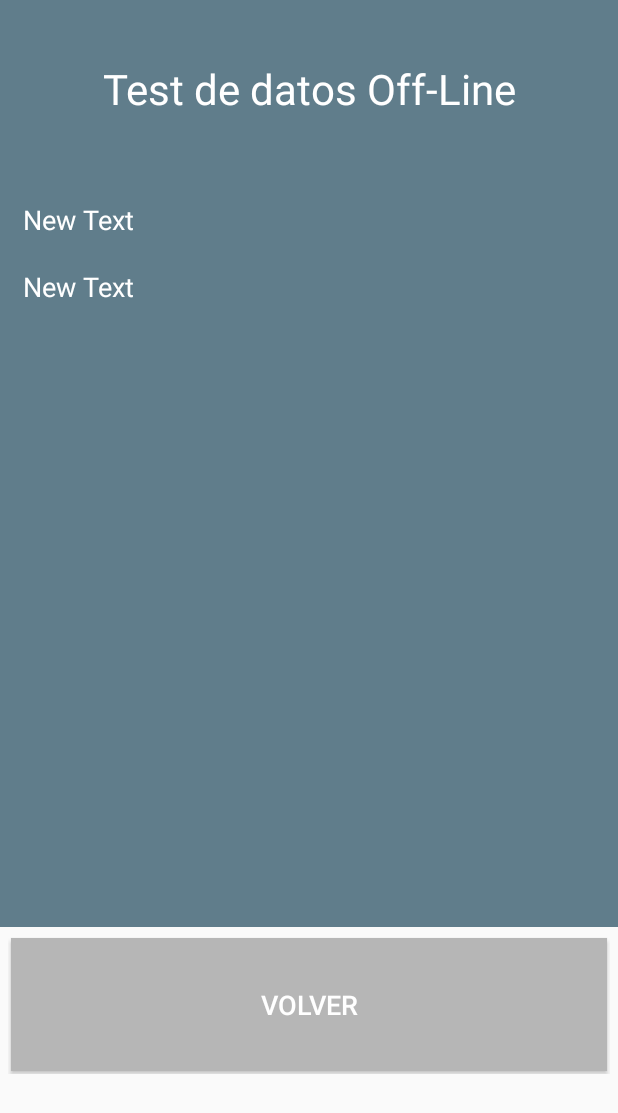
After one commit to elPintozo/MyApp, an Android app: the layout activity_test_controller.xml on its own in the app's theme, with its tools: preview values and no code run, on a phone screen of 412 x 824 dp. The commit adds this screen. Shown: the top 1113 px of the screen. Run offline under Robolectric (Android 15) with nearby library versions, the phone set to English and light mode, and no system bars.

Commit message:
se añadio los primeros datos a la bd interna del smartphone, se añadio la vista test para rastrear la bd

```diff
--- a/app/src/main/java/Model/Ejercicio.java
+++ b/app/src/main/java/Model/Ejercicio.java
@@ -13,7 +13,7 @@ public class Ejercicio {
     public ImageView imagenEjercicio;
     public int estado;
 
-    public Ejercicio(int idMusculo, int idEjercicio, String nombreEjercicio, String detalleEjercicio, int estado) {
+    public Ejercicio(int idEjercicio, int idMusculo, String nombreEjercicio, String detalleEjercicio, int estado) {
         this.idMusculo = idMusculo;
         this.idEjercicio = idEjercicio;
         this.nombreEjercicio = nombreEjercicio;
--- /dev/null
+++ b/app/src/main/res/layout/activity_test_controller.xml
@@ -0,0 +1,84 @@
+<?xml version="1.0" encoding="utf-8"?>
+<LinearLayout xmlns:android="http://schemas.android.com/apk/res/android"
+    xmlns:tools="http://schemas.android.com/tools"
+    android:layout_width="match_parent"
+    android:layout_height="match_parent"
+    tools:context="com.thepintozo.myappgym.testController"
+    android:orientation="vertical">
+
+    <LinearLayout
+        android:orientation="vertical"
+        android:layout_width="match_parent"
+        android:layout_height="match_parent"
+        android:layout_weight="1"
+        android:background="@color/colorPrimary">
+
+        <TextView
+            android:layout_width="match_parent"
+            android:layout_height="wrap_content"
+            android:text="@string/tittleTest"
+            android:id="@+id/textView3"
+            android:layout_weight="1"
+            style="@style/styleTittle" />
+
+        <ScrollView
+            android:layout_width="match_parent"
+            android:layout_height="0dp"
+            android:id="@+id/scrollView"
+            android:layout_weight="8"
+            android:layout_margin="5dp">
+
+            <LinearLayout
+                android:orientation="vertical"
+                android:layout_width="match_parent"
+                android:layout_height="match_parent">
+
+                <TextView
+                    android:layout_width="match_parent"
+                    android:layout_height="wrap_content"
+                    android:text="New Text"
+                    android:id="@+id/txtTestMusculo"
+                    style="@style/styleSubTittle"
+                    android:gravity="left" />
+
+                <TextView
+                    android:layout_width="match_parent"
+                    android:layout_height="wrap_content"
+                    android:text="New Text"
+                    android:id="@+id/txtTestEjercicio"
+                    style="@style/styleSubTittle"
+                    android:gravity="left" />
+            </LinearLayout>
+        </ScrollView>
+
+    </LinearLayout>
+
+    <LinearLayout
+        android:orientation="vertical"
+        android:layout_width="match_parent"
+        android:layout_height="match_parent"
+        android:layout_weight="3">
+
+        <LinearLayout
+            android:layout_width="match_parent"
+            android:layout_height="match_parent"
+            android:layout_weight="1"
+            android:layout_margin="5dp">
+
+            <Button
+                android:layout_width="match_parent"
+                android:layout_height="match_parent"
+                android:text="@string/btnRetournTest"
+                android:id="@+id/btnVolverTest"
+                style="@style/styleTextButtom"
+                android:background="@color/colorDivider"
+                android:layout_margin="2dp" />
+        </LinearLayout>
+
+        <LinearLayout
+            android:orientation="vertical"
+            android:layout_width="match_parent"
+            android:layout_height="match_parent"
+            android:layout_weight="1"></LinearLayout>
+    </LinearLayout>
+</LinearLayout>
--- /dev/null
+++ b/app/src/main/res/values/string_vista_test.xml
@@ -0,0 +1,5 @@
+<?xml version="1.0" encoding="utf-8"?>
+<resources>
+    <string name="tittleTest">Test de datos Off-Line</string>
+    <string name="btnRetournTest">Volver</string>
+</resources>
```
Also changed, not shown: app/src/main/AndroidManifest.xml (+7 -2 lines), app/src/main/java/Resource/Informacion.java (+8 -1 lines), app/src/main/java/com/thepintozo/myappgym/MainActivity.java (+23 -1 lines), app/src/main/java/com/thepintozo/myappgym/SeleccionarEjercicioController.java (+40 -11 lines), app/src/main/java/com/thepintozo/myappgym/SeleccionarMusculoController.java (+22 -2 lines), app/src/main/java/com/thepintozo/myappgym/testController.java (added, +96 -0 lines), 1 other file.
